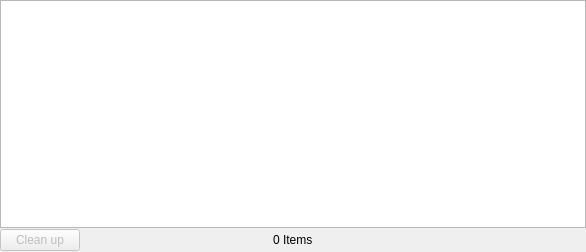
trailblazing/tute, file src/views/browser/downloads.ui: the form before one commit.
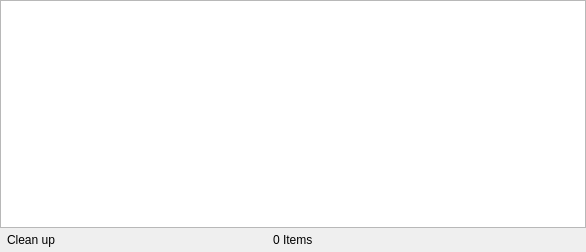
The form after the commit. Custom widgets are drawn as their Qt base class.

```diff
--- a/src/views/browser/downloads.ui
+++ b/src/views/browser/downloads.ui
@@ -35,13 +35,13 @@
    <item row="1" column="0">
     <layout class="QHBoxLayout" name="horizontalLayout">
      <item>
-      <widget class="QPushButton" name="cleanupButton">
-       <property name="enabled">
-        <bool>false</bool>
-       </property>
+      <widget class="FlatToolButton" name="cleanupButton">
        <property name="text">
         <string>Clean up</string>
        </property>
+       <property name="autoRaise">
+        <bool>true</bool>
+       </property>
       </widget>
      </item>
      <item>
@@ -82,6 +82,11 @@
   </layout>
  </widget>
  <customwidgets>
+ <customwidget>
+  <class>FlatToolButton</class>
+  <extends>QToolButton</extends>
+  <header location="global">libraries/FlatControl.h</header>
+ </customwidget>
   <customwidget>
    <class>EditTableView</class>
    <extends>QTableView</extends>
```
Left out of the diff: 12 changed lines with no effect on the pictures.
